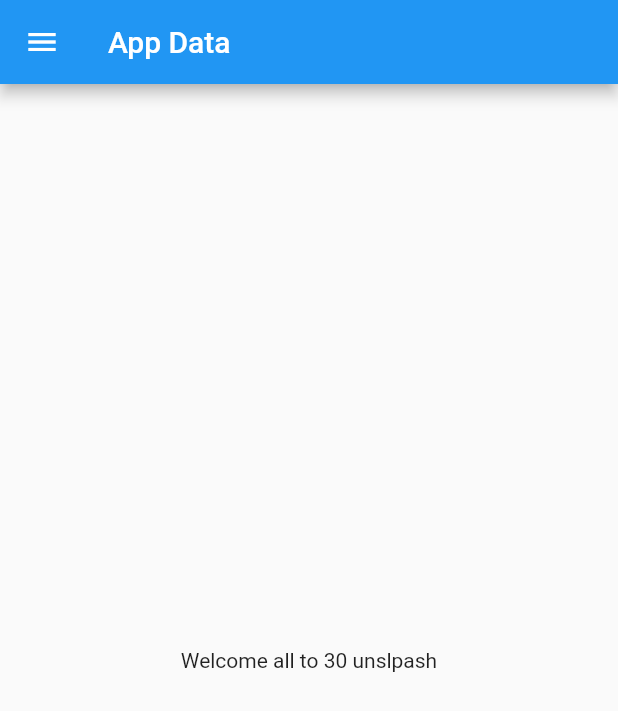
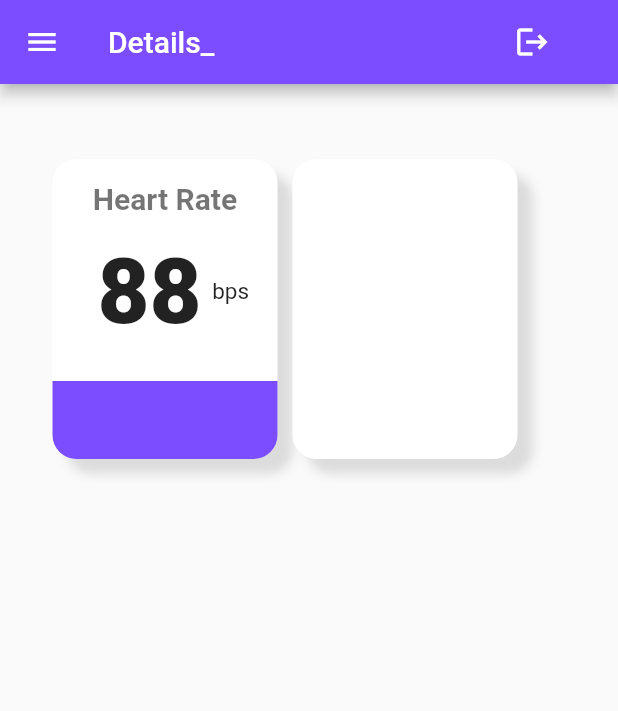
Before and after one commit to syamraju/Deathbreaker_study, a Flutter app: the homepage screen opened by its route, on a phone screen of 412 x 824 dp. Shown: the top 711 px of the screen. Run offline on Flutter 3.47's test engine with Material 2 defaults, Android fonts, the phone set to English and light mode, and no system bars.

Commit message:
day 6 completed

```diff
--- a/lib/Pages/home_page.dart
+++ b/lib/Pages/home_page.dart
@@ -1,18 +1,123 @@
 import 'package:flutter/material.dart';
 
-class homepage extends StatelessWidget {
+class homepage extends StatefulWidget {
   const homepage({Key? key}) : super(key: key);
+
+  @override
+  State<homepage> createState() => _homepageState();
+}
+
+class _homepageState extends State<homepage> {
+  goto_details(BuildContext context){
+
+  }
   @override
   Widget build(BuildContext context) {
     int days = 30;
     var name = 'unslpash';
 
     return Scaffold(
-      appBar: AppBar( title:Text("App Data"),
+      appBar: AppBar(
+        backgroundColor: Colors.deepPurpleAccent,
+        title:Row(
+          children: [
+            Text("Details_"),
+            SizedBox(
+              width: 200.0,
+            ),
+            Icon(Icons.logout),
+          ],
+        ),
       ),
-      body: Center(
-        child: Container(
-          child: Text("Welcome all to $days " + name),
+      body: Padding(
+        padding: EdgeInsets.symmetric(vertical: 50.0,horizontal: 20.0),
+        child: SingleChildScrollView(
+          child: Column(
+            children:[
+              Padding(
+                padding: EdgeInsets.symmetric(horizontal: 10.0),
+                child: Row(
+                    children:[
+                      Container(
+                        child : Column(children: [
+                          SizedBox(
+                            height: 15.0,
+                          ),
+                          Text("Heart Rate", style: TextStyle(
+                            fontSize: 20.0,
+                            fontWeight: FontWeight.bold,
+                            color: Colors.black54,
+                          ),
+                            ),
+                          SizedBox(
+                            height: 15.0,
+                          ),
+                          Row(children: [
+                            SizedBox(
+                              width: 30.0,
+                            ),
+                            Text("88", style: TextStyle(
+                                fontSize: 60.0,
+                                fontWeight: FontWeight.w900,
+                              ),
+                            ),
+                            SizedBox(
+                              width: 7.0,
+                            ),
+                            Text("bps",style: TextStyle(
+                                fontSize: 15.0
+                             ),
+                            )
+                          ],),
+                          SizedBox(
+                            height: 25.0,
+                          ),
+                          Container(
+                            decoration: BoxDecoration(
+                                color: Colors.deepPurpleAccent,
+                              borderRadius: BorderRadius.only(bottomLeft: Radius.circular(16),bottomRight: Radius.circular(16))
+                            ),
+                            height: 52.0,
+                            width: 160.0,
+                          ),
+                        ],),
+                        margin: EdgeInsets.symmetric(horizontal: 5.0),
+                        height: 200.0,
+                        width: 150.0,
+                        decoration: BoxDecoration(
+                          boxShadow: [
+                            BoxShadow(
+                              color: Colors.black12,
+                              offset: Offset(10.0,10.0),
+                              blurRadius: 6.0,
+                            ),
+                          ],
+                          borderRadius: BorderRadius.circular(16.0),
+                          color: Colors.white,
+                        ),
+                      ),
+                      Container(
+                        margin: EdgeInsets.symmetric(horizontal: 5.0),
+                        height: 200.0,
+                        width: 150.0,
+                        decoration: BoxDecoration(
+                          boxShadow: [
+                            BoxShadow(
+                              color: Colors.black12,
+                              offset: Offset(10.0,10.0),
+                              blurRadius: 6.0,
+                            ),
+                          ],
+                          borderRadius: BorderRadius.circular(16.0),
+                          color: Colors.white,
+                        ),
+                      ),
+                    ]
+                ),
+              ),
+
+            ]
+          ),
         ),
       ),
     drawer: Drawer(),
```
